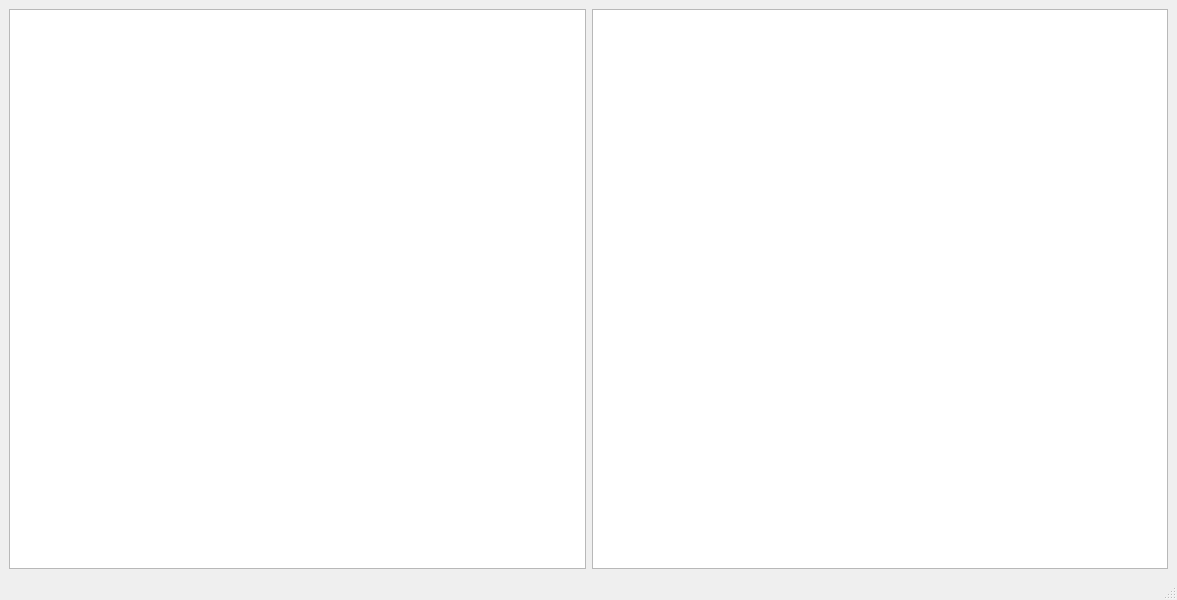
Before: the Qt Designer form Indicator/mainwindow.ui in DmB0l/LandingImitator, drawn with Qt 5.
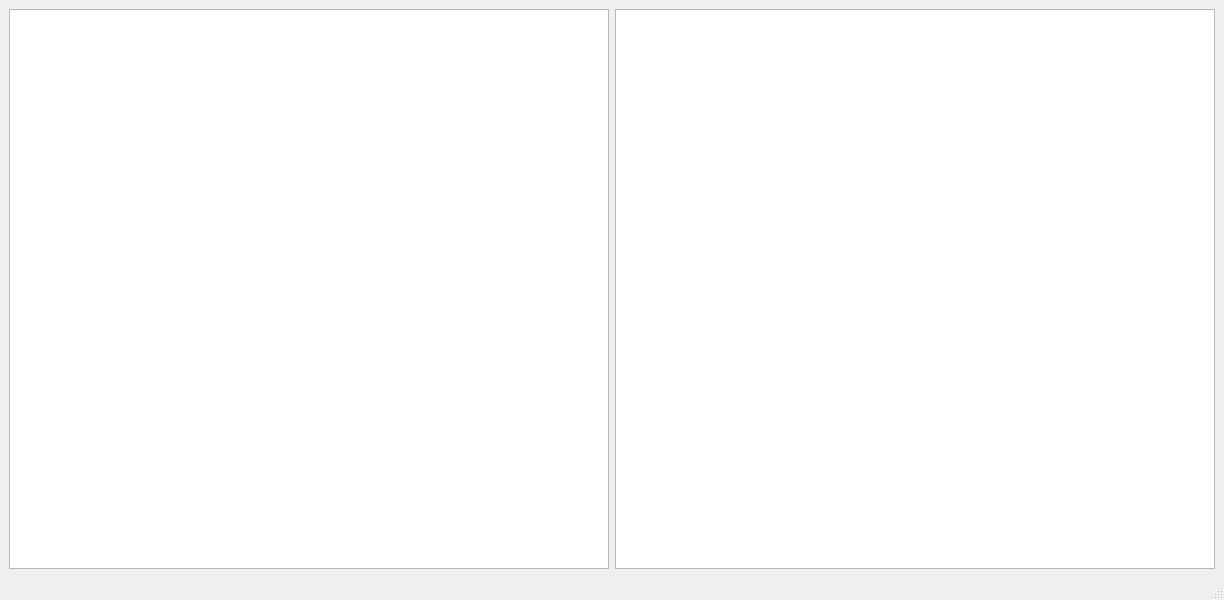
After: the same form once the commit is applied. Custom widgets are drawn as their Qt base class.

```diff
--- a/Indicator/mainwindow.ui
+++ b/Indicator/mainwindow.ui
@@ -6,7 +6,7 @@
    <rect>
     <x>0</x>
     <y>0</y>
-    <width>1177</width>
+    <width>1200</width>
     <height>600</height>
    </rect>
   </property>
@@ -18,10 +18,36 @@
     <item>
      <layout class="QHBoxLayout" name="horizontalLayout">
       <item>
-       <widget class="GraphView" name="GV_1"/>
+       <widget class="QGraphicsView" name="GV_1">
+        <property name="minimumSize">
+         <size>
+          <width>600</width>
+          <height>0</height>
+         </size>
+        </property>
+        <property name="maximumSize">
+         <size>
+          <width>600</width>
+          <height>16777215</height>
+         </size>
+        </property>
+       </widget>
       </item>
       <item>
-       <widget class="QGraphicsView" name="GV_2"/>
+       <widget class="QGraphicsView" name="GV_2">
+        <property name="minimumSize">
+         <size>
+          <width>600</width>
+          <height>0</height>
+         </size>
+        </property>
+        <property name="maximumSize">
+         <size>
+          <width>600</width>
+          <height>16777215</height>
+         </size>
+        </property>
+       </widget>
       </item>
      </layout>
     </item>
@@ -39,13 +65,6 @@
   </widget>
   <widget class="QStatusBar" name="statusbar"/>
  </widget>
- <customwidgets>
-  <customwidget>
-   <class>GraphView</class>
-   <extends>QGraphicsView</extends>
-   <header>graphview.h</header>
-  </customwidget>
- </customwidgets>
  <resources/>
  <connections/>
 </ui>
```
Left out of the diff: 2 changed lines with no effect on the pictures.
